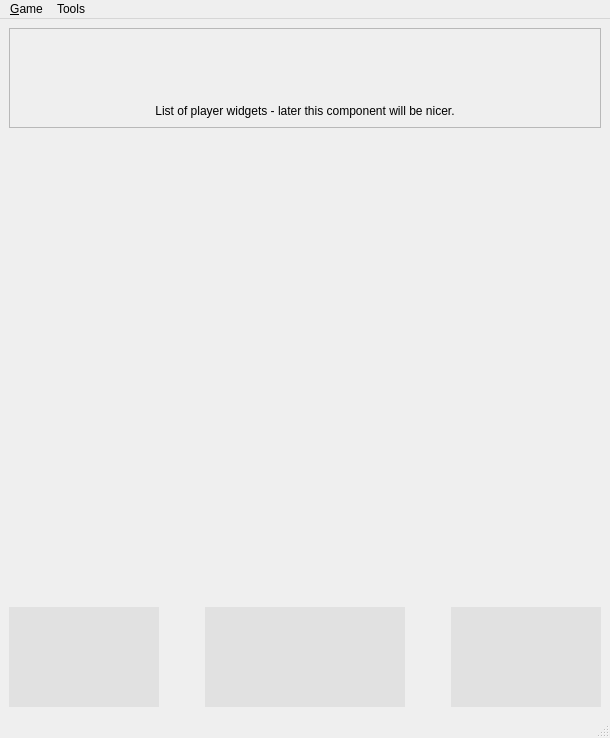
Before: the Qt Designer form branches/macjariel/client/mainwindow.ui in kubos741/kbang, drawn with Qt 5.
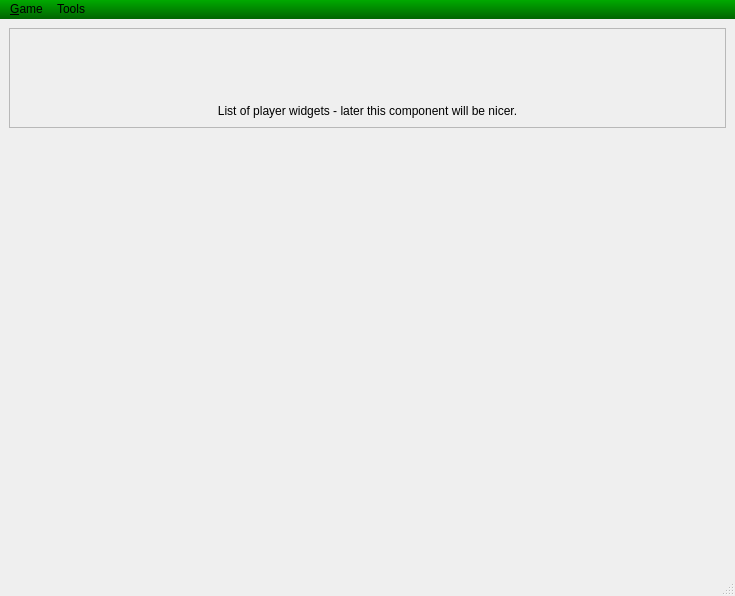
After: the same form once the commit is applied. Icons and pictures are not drawn.

What changed in the file:
```diff
--- a/branches/macjariel/client/mainwindow.ui
+++ b/branches/macjariel/client/mainwindow.ui
@@ -5,8 +5,8 @@
    <rect>
     <x>0</x>
     <y>0</y>
-    <width>606</width>
-    <height>738</height>
+    <width>735</width>
+    <height>596</height>
    </rect>
   </property>
   <property name="windowTitle" >
@@ -15,10 +15,26 @@
   <property name="autoFillBackground" >
    <bool>false</bool>
   </property>
-  <widget class="QWidget" name="centralwidget" >
+  <property name="styleSheet" >
+   <string notr="true" >QWidget#centralWidget {
+	background-image: url(:/misc/data/gfx/background.png);
+}
+
+QMenuBar { background-color: qlineargradient(x1:0, y1:0, x2:0, y2:1, stop:0 rgb(0, 170, 0), stop:1 darkgreen); }
+
+
+
+</string>
+  </property>
+  <widget class="QWidget" name="centralWidget" >
    <property name="autoFillBackground" >
     <bool>false</bool>
    </property>
+   <property name="styleSheet" >
+    <string notr="true" >
+
+</string>
+   </property>
    <layout class="QVBoxLayout" name="verticalLayout" >
     <item>
      <widget class="QFrame" name="frame" >
@@ -81,13 +97,13 @@
          </size>
         </property>
         <property name="styleSheet" >
-         <string notr="true" >background-color: rgba(0, 0, 0, 15);</string>
+         <string notr="true" />
         </property>
         <property name="frameShape" >
          <enum>QFrame::NoFrame</enum>
         </property>
         <property name="frameShadow" >
-         <enum>QFrame::Raised</enum>
+         <enum>QFrame::Plain</enum>
         </property>
        </widget>
       </item>
@@ -116,10 +132,10 @@
          </size>
         </property>
         <property name="styleSheet" >
-         <string notr="true" >background-color: rgba(0, 0, 0, 15);</string>
+         <string notr="true" />
         </property>
         <property name="frameShadow" >
-         <enum>QFrame::Raised</enum>
+         <enum>QFrame::Plain</enum>
         </property>
        </widget>
       </item>
@@ -148,10 +164,10 @@
          </size>
         </property>
         <property name="styleSheet" >
-         <string notr="true" >background-color: rgba(0, 0, 0, 15);</string>
+         <string notr="true" />
         </property>
         <property name="frameShadow" >
-         <enum>QFrame::Raised</enum>
+         <enum>QFrame::Plain</enum>
         </property>
        </widget>
       </item>
@@ -164,7 +180,7 @@
     <rect>
      <x>0</x>
      <y>0</y>
-     <width>606</width>
+     <width>735</width>
      <height>26</height>
     </rect>
    </property>
```
